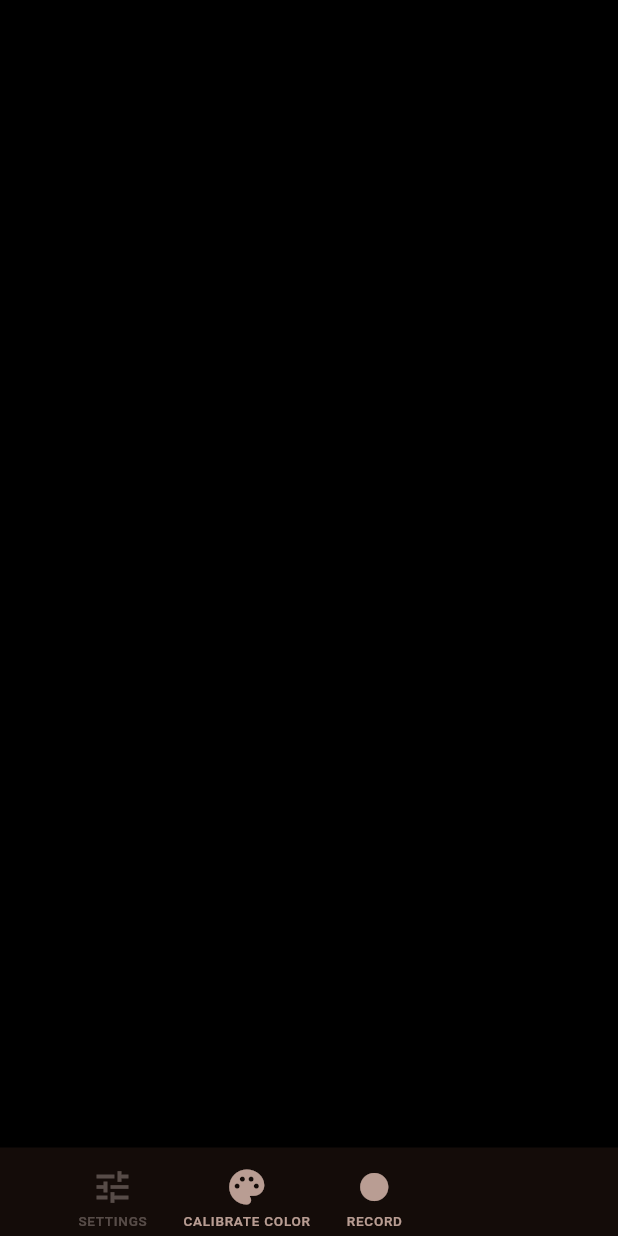
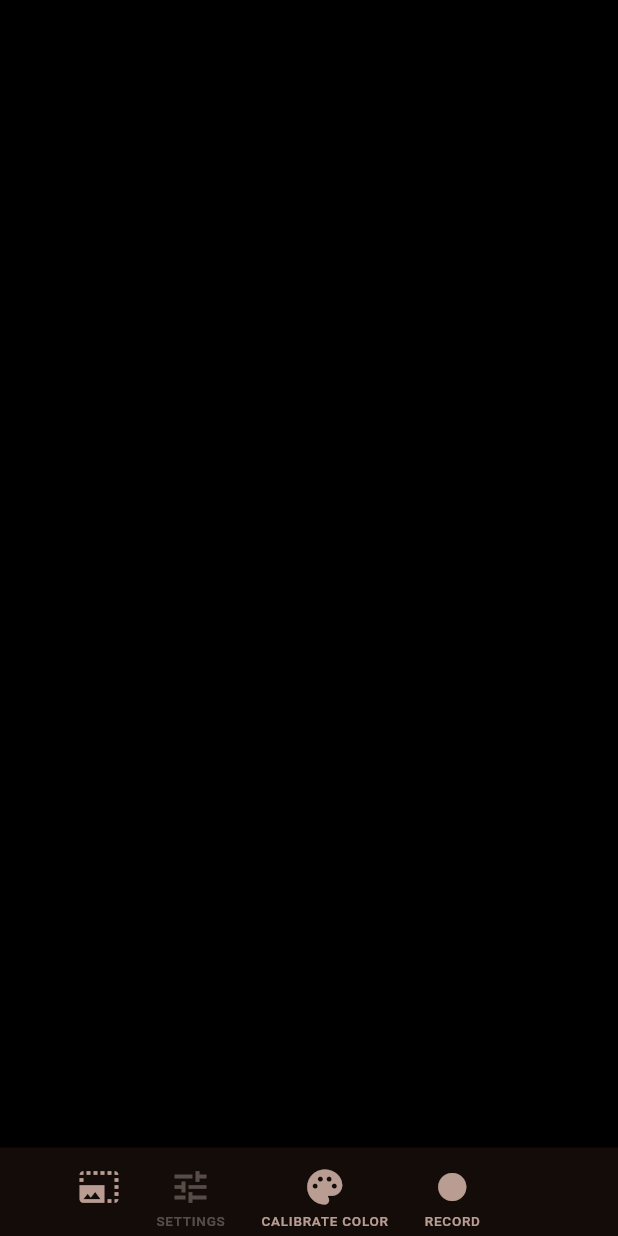
Before and after one commit to Shreeyak/camera2-flutter-demo, a Flutter app: the screen it shows after launch, on a phone screen of 412 x 824 dp. Run offline on Flutter 3.47's test engine with Material 3 defaults, Android fonts, the phone set to English and light mode, and no system bars; our stand-ins replace google_fonts, material_symbols_icons, permission_handler.

Commit message:
feat(ui): add resolution selector popup in bottom bar
Adds a PopupMenuButton before the SETTINGS button that displays
available YUV stream resolutions and lets the user switch between them.
The current resolution is shown as a label beneath the icon and
highlighted in bold within the popup menu.

Co-Authored-By: Claude Opus 4.6 (1M context) <noreply@anthropic.com>

```diff
--- a/lib/widgets/bottom_bar.dart
+++ b/lib/widgets/bottom_bar.dart
@@ -1,3 +1,4 @@
+import 'package:cambrian_camera/cambrian_camera.dart' show CameraSize;
 import 'package:flutter/material.dart';
 import '../camera/camera_settings_values.dart';
 import '../camera/camera_callbacks.dart';
@@ -13,6 +14,9 @@ class BottomBar extends StatelessWidget {
   final VoidCallback onToggleSettings;
   final ValueChanged<CameraSettingType?> onSettingChipTap;
   final VoidCallback onToggleGpuControls;
+  final String currentResolutionLabel;
+  final List<CameraSize> availableResolutions;
+  final ValueChanged<CameraSize> onResolutionSelected;
   final bool isRecording;
   final VoidCallback onToggleRecording;
 
@@ -26,6 +30,9 @@ class BottomBar extends StatelessWidget {
     required this.onToggleSettings,
     required this.onSettingChipTap,
     required this.onToggleGpuControls,
+    required this.currentResolutionLabel,
+    required this.availableResolutions,
+    required this.onResolutionSelected,
     required this.isRecording,
     required this.onToggleRecording,
   });
@@ -51,6 +58,9 @@ class BottomBar extends StatelessWidget {
                     isSettingsEnabled: isSettingsEnabled,
                     onToggleSettings: onToggleSettings,
                     onToggleGpuControls: onToggleGpuControls,
+                    currentResolutionLabel: currentResolutionLabel,
+                    availableResolutions: availableResolutions,
+                    onResolutionSelected: onResolutionSelected,
                     isRecording: isRecording,
                     onToggleRecording: onToggleRecording,
                   ),
@@ -87,6 +97,9 @@ class _MainActionBar extends StatelessWidget {
   final bool isSettingsEnabled;
   final VoidCallback onToggleSettings;
   final VoidCallback onToggleGpuControls;
+  final String currentResolutionLabel;
+  final List<CameraSize> availableResolutions;
+  final ValueChanged<CameraSize> onResolutionSelected;
   final bool isRecording;
   final VoidCallback onToggleRecording;
 
@@ -94,6 +107,9 @@ class _MainActionBar extends StatelessWidget {
     required this.isSettingsEnabled,
     required this.onToggleSettings,
     required this.onToggleGpuControls,
+    required this.currentResolutionLabel,
+    required this.availableResolutions,
+    required this.onResolutionSelected,
     required this.isRecording,
     required this.onToggleRecording,
   });
@@ -112,6 +128,12 @@ class _MainActionBar extends StatelessWidget {
           padding: const EdgeInsets.fromLTRB(48.0, 8.0, 48.0, 0.0),
           child: Row(
             children: [
+              _ResolutionMenuButton(
+                currentLabel: currentResolutionLabel,
+                resolutions: availableResolutions,
+                onSelected: onResolutionSelected,
+              ),
+              const SizedBox(width: 16),
               BottomBarActionButton(
                 icon: Icons.tune,
                 label: 'SETTINGS',
@@ -140,3 +162,61 @@ class _MainActionBar extends StatelessWidget {
     );
   }
 }
+
+/// Popup menu button that displays available stream resolutions and lets the
+/// user switch between them. The current resolution is highlighted in bold.
+class _ResolutionMenuButton extends StatelessWidget {
+  final String currentLabel;
+  final List<CameraSize> resolutions;
+  final ValueChanged<CameraSize> onSelected;
+
+  const _ResolutionMenuButton({
+    required this.currentLabel,
+    required this.resolutions,
+    required this.onSelected,
+  });
+
+  @override
+  Widget build(BuildContext context) {
+    final cs = Theme.of(context).colorScheme;
+    final color = cs.onPrimaryContainer.withValues(alpha: 0.7);
+    return PopupMenuButton<CameraSize>(
+      onSelected: onSelected,
+      itemBuilder: (context) => resolutions.map((size) {
+        final label = '${size.width}x${size.height}';
+        final isCurrent = label == currentLabel;
+        return PopupMenuItem<CameraSize>(
+          value: size,
+          child: Text(
+            label,
+            style: TextStyle(
+              fontWeight: isCurrent ? FontWeight.bold : FontWeight.normal,
+              fontFamily: 'monospace',
+              color: isCurrent ? cs.primary : null,
+            ),
+          ),
+        );
+      }).toList(),
+      child: Padding(
+        padding: const EdgeInsets.symmetric(horizontal: 4.0, vertical: 4.0),
+        child: Column(
+          mainAxisSize: MainAxisSize.min,
+          mainAxisAlignment: MainAxisAlignment.center,
+          children: [
+            Icon(Icons.photo_size_select_large, color: color, size: 28),
+            const SizedBox(height: 2),
+            Text(
+              currentLabel,
+              style: TextStyle(
+                fontSize: 9,
+                fontWeight: FontWeight.w500,
+                color: color,
+                letterSpacing: 0.5,
+              ),
+            ),
+          ],
+        ),
+      ),
+    );
+  }
+}
```
Also changed, not shown: lib/main.dart (+28 -0 lines).
